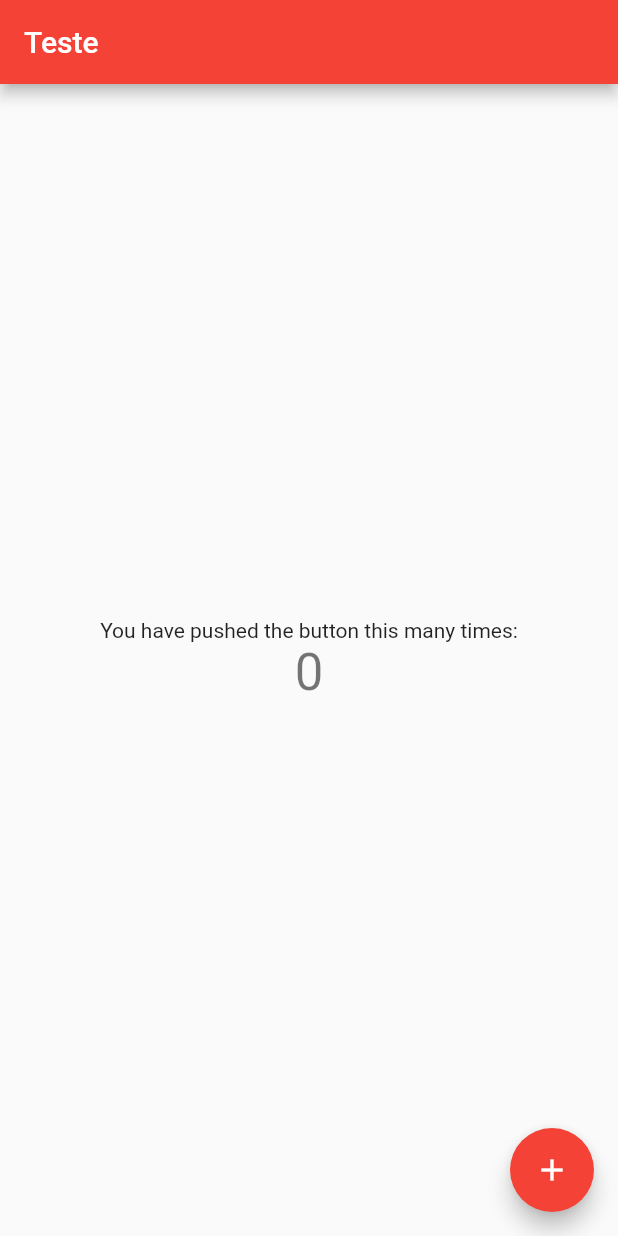
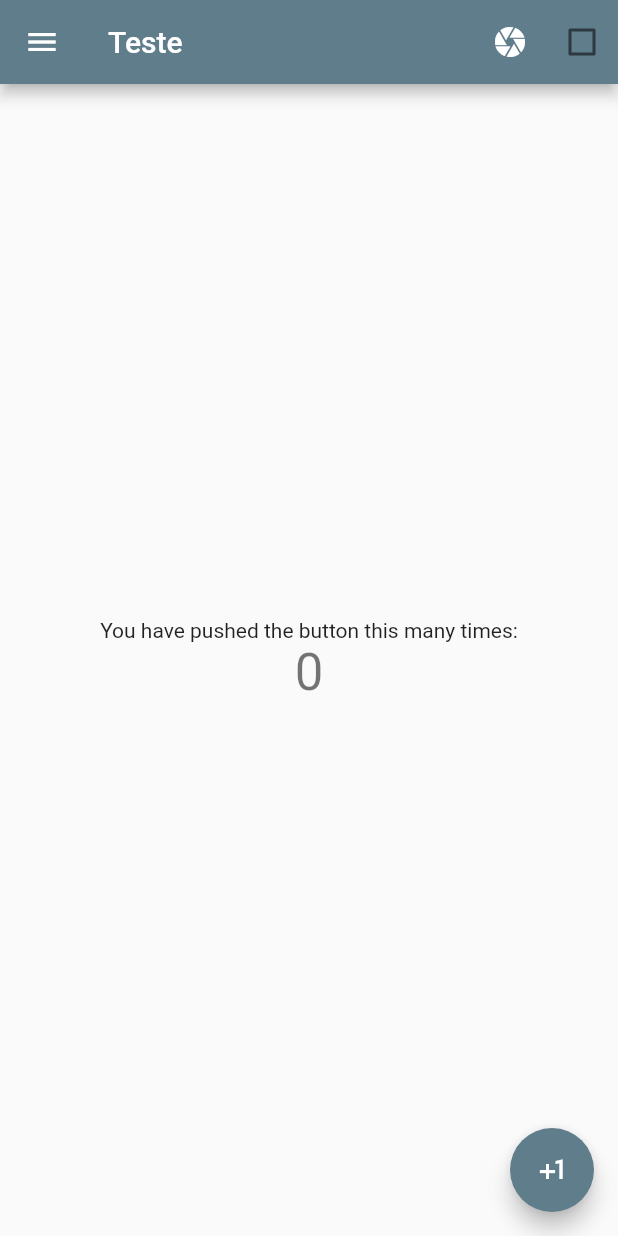
Before and after one commit to rafagroppa/testeFlutter, a Flutter app: the screen it shows after launch, on a phone screen of 412 x 824 dp. Run offline on Flutter 3.47's test engine with Material 2 defaults, Android fonts, the phone set to English and light mode, and no system bars.

```diff
--- a/lib/main.dart
+++ b/lib/main.dart
@@ -8,8 +8,9 @@ class MyApp extends StatelessWidget {
   Widget build(BuildContext context) {
     return MaterialApp(
       title: 'Flutter Demo',
+      debugShowCheckedModeBanner: false,
       theme: ThemeData(
-        primarySwatch: Colors.red,
+        primarySwatch: Colors.blueGrey,
       ),
       home: MyHomePage(title: 'Teste'),
     );
@@ -27,22 +28,37 @@ class MyHomePage extends StatefulWidget {
 
 class _MyHomePageState extends State<MyHomePage> {
   int _counter = 0;
+  var _check  = false;
 
   void _incrementCounter() {
     setState(() {
       _counter++;
+      print(_counter);
     });
   }
 
   @override
   Widget build(BuildContext context) {
     return Scaffold(
+      drawer: Drawer(),
       appBar: AppBar(
         title: Text(widget.title),
+        actions: <Widget>[
+          IconButton(
+            icon: Icon(Icons.camera),
+            onPressed: () {
+              print("Click");
+            },),
+            Checkbox(
+              value: _check,
+              onChanged: (bool value) {
+                setState(() {
+                  _check = value;
+                });
+              },)
+        ],
       ),
       body: Center(
-        // Center is a layout widget. It takes a single child and positions it
-        // in the middle of the parent.
         child: Column(
           mainAxisAlignment: MainAxisAlignment.center,
           children: <Widget>[
@@ -59,8 +75,8 @@ class _MyHomePageState extends State<MyHomePage> {
       floatingActionButton: FloatingActionButton(
         onPressed: _incrementCounter,
         tooltip: 'Increment',
-        child: Icon(Icons.add),
-      ), // This trailing comma makes auto-formatting nicer for build methods.
+        child: Icon(Icons.plus_one),
+      ),
     );
   }
 }
```
